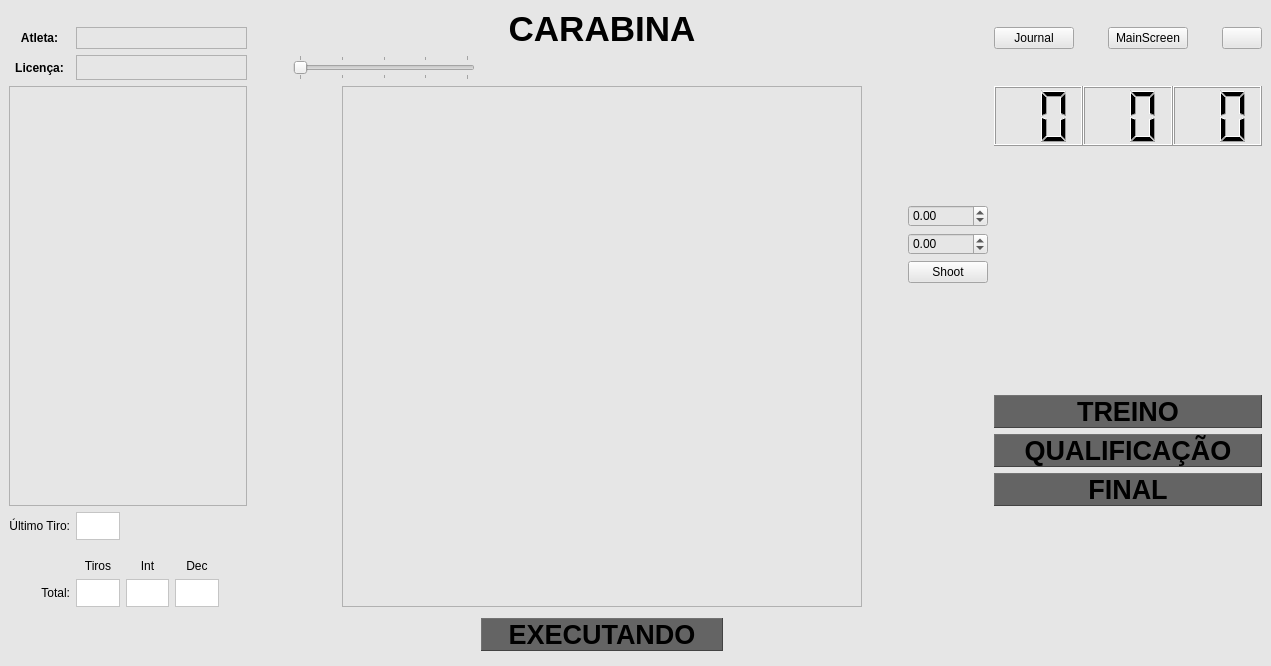
Above: local_pc/gui/riflewindow.ui from xBogas/ES-SACA before the change. Below: the same form after it.
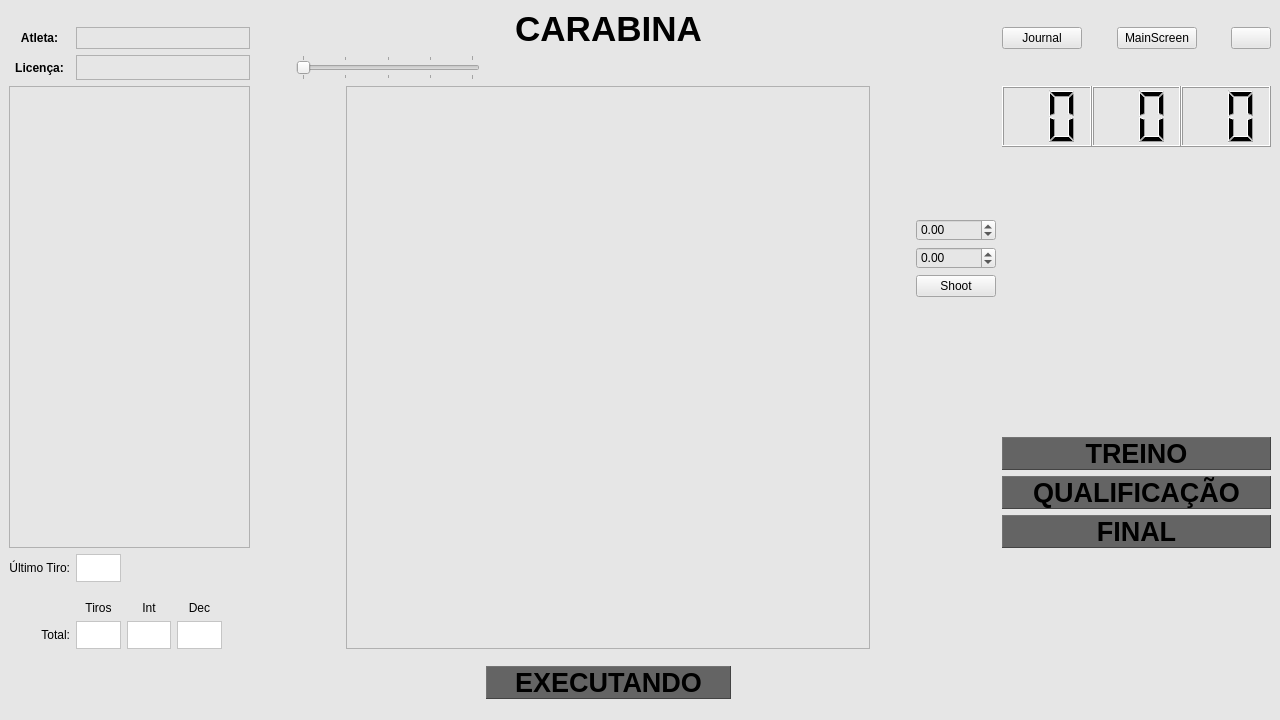
That is the form after the change. Icons and pictures are not drawn.

```diff
--- a/local_pc/gui/riflewindow.ui
+++ b/local_pc/gui/riflewindow.ui
@@ -6,8 +6,8 @@
    <rect>
     <x>0</x>
     <y>0</y>
-    <width>1271</width>
-    <height>666</height>
+    <width>1280</width>
+    <height>720</height>
    </rect>
   </property>
   <property name="windowTitle">
@@ -526,10 +526,10 @@
         <item>
          <widget class="QDoubleSpinBox" name="doubleSpinBox">
           <property name="minimum">
-           <double>-400.000000000000000</double>
+           <double>-800.000000000000000</double>
           </property>
           <property name="maximum">
-           <double>400.000000000000000</double>
+           <double>800.000000000000000</double>
           </property>
           <property name="singleStep">
            <double>0.100000000000000</double>
@@ -539,10 +539,10 @@
         <item>
          <widget class="QDoubleSpinBox" name="doubleSpinBox_2">
           <property name="minimum">
-           <double>-400.000000000000000</double>
+           <double>-800.000000000000000</double>
           </property>
           <property name="maximum">
-           <double>400.000000000000000</double>
+           <double>800.000000000000000</double>
           </property>
           <property name="singleStep">
            <double>0.100000000000000</double>
```
